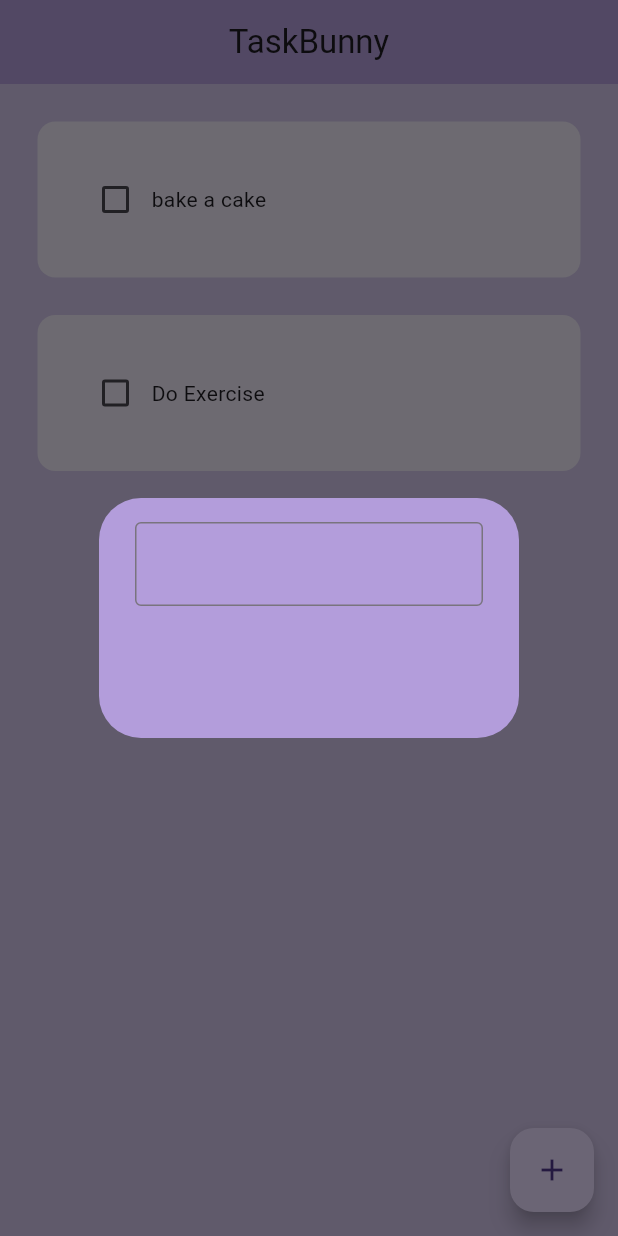
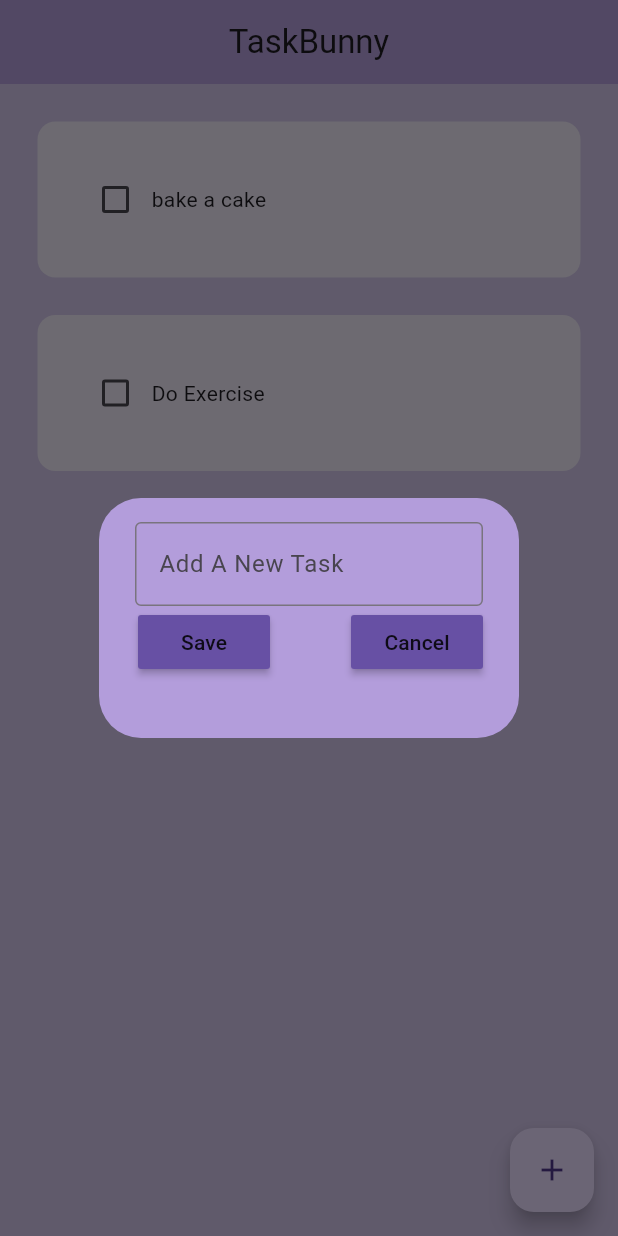
Before and after one commit to khushboojain01/taskbunny, a Flutter app: the screen it shows after launch, after a tap on the "add" icon, on a phone screen of 412 x 824 dp. Run offline on Flutter 3.47's test engine with Material 3 defaults, Android fonts, the phone set to English and light mode, and no system bars.

Commit message:
adding save and cancel button inside dialog box

```diff
--- a/lib/pages/home_page.dart
+++ b/lib/pages/home_page.dart
@@ -25,7 +25,8 @@ class _HomePageState extends State<HomePage> {
   void createNewTask () {
     showDialog(context: context,
       builder: (context) {
-          return Dialogbox();
+          return const DialogBox();
+
 
       },
     );
--- a/lib/util/dialogbox.dart
+++ b/lib/util/dialogbox.dart
@@ -1,27 +1,44 @@
-import "package:flutter/material.dart";
+import 'package:flutter/material.dart';
+import 'package:taskbunny/util/my_button.dart';
 
-class Dialogbox extends StatelessWidget {
-  const Dialogbox ({super.key});
+class DialogBox extends StatelessWidget {
+  const DialogBox({super.key});
 
- @override
+  @override
   Widget build(BuildContext context) {
     return AlertDialog(
       backgroundColor: Colors.deepPurple[200],
       content: Container(
-         height:120,
-         child:   Column(children: [
-          //GETTING USER INPUT
-          TextField(
-            decoration: InputDecoration(border: OutlineInputBorder()),
-          ),
+        height: 120,
+        child: Column(
+          children: [
+            // Getting user input
+            TextField(
+              decoration: InputDecoration(
+                border: OutlineInputBorder(),
+                hintText: 'Add A New Task',
+              ),
+            ),
+            // Buttons: save button and cancel button
+            Row(
+              mainAxisAlignment: MainAxisAlignment.end,
+              children: [
+                // Save button (create a separate file for every detail)
+                  MyButton(
+                    text:"Save",
+                  onPressed: () {}),
 
-          //BUTTONS : save button and cancel button
+                  const SizedBox(width: 54),
 
+                // Cancel button
+                MyButton(
+                    text:"Cancel",
+                  onPressed: () {}),
+              ],
+            ),
           ],
-          )
-
-         ),
-
+        ),
+      ),
     );
   }
 }
--- /dev/null
+++ b/lib/util/my_button.dart
@@ -0,0 +1,21 @@
+import 'package:flutter/material.dart';
+
+class MyButton extends StatelessWidget {
+final String text;
+VoidCallback onPressed;
+MyButton({
+  super.key,
+  required this.text,
+  required this.onPressed,
+
+});
+
+  @override
+  Widget build(BuildContext context) {
+    return MaterialButton(
+      onPressed: onPressed,
+      color: Theme.of(context).primaryColor,
+      child: Text(text),
+    );
+  }
+}
```
